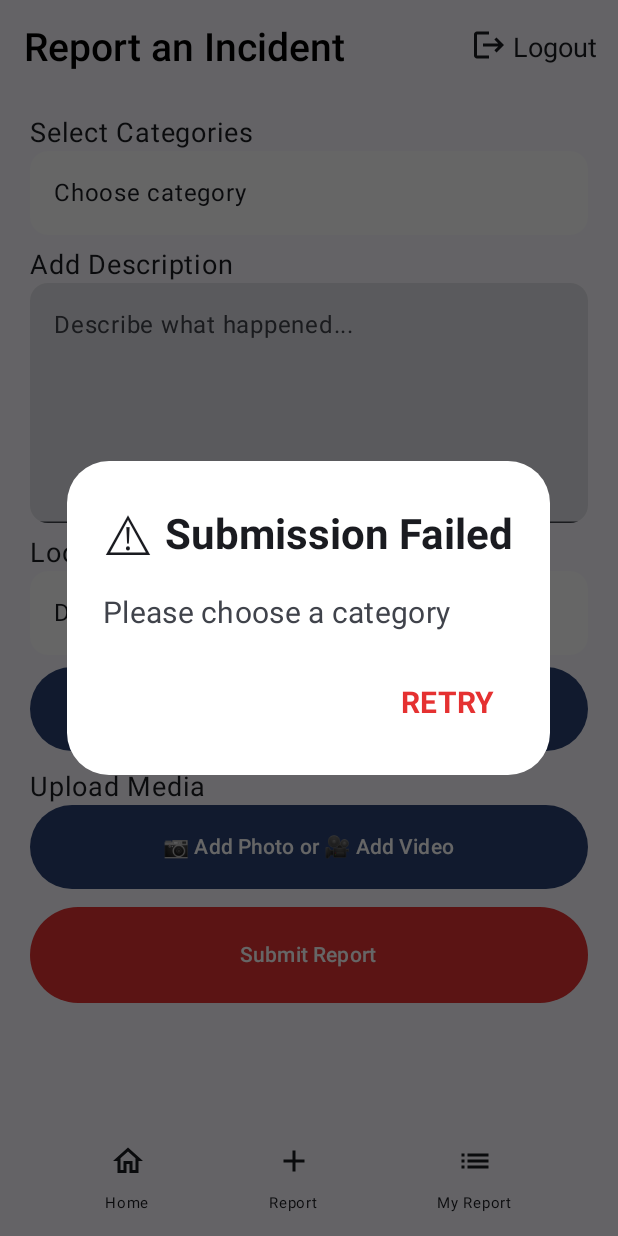
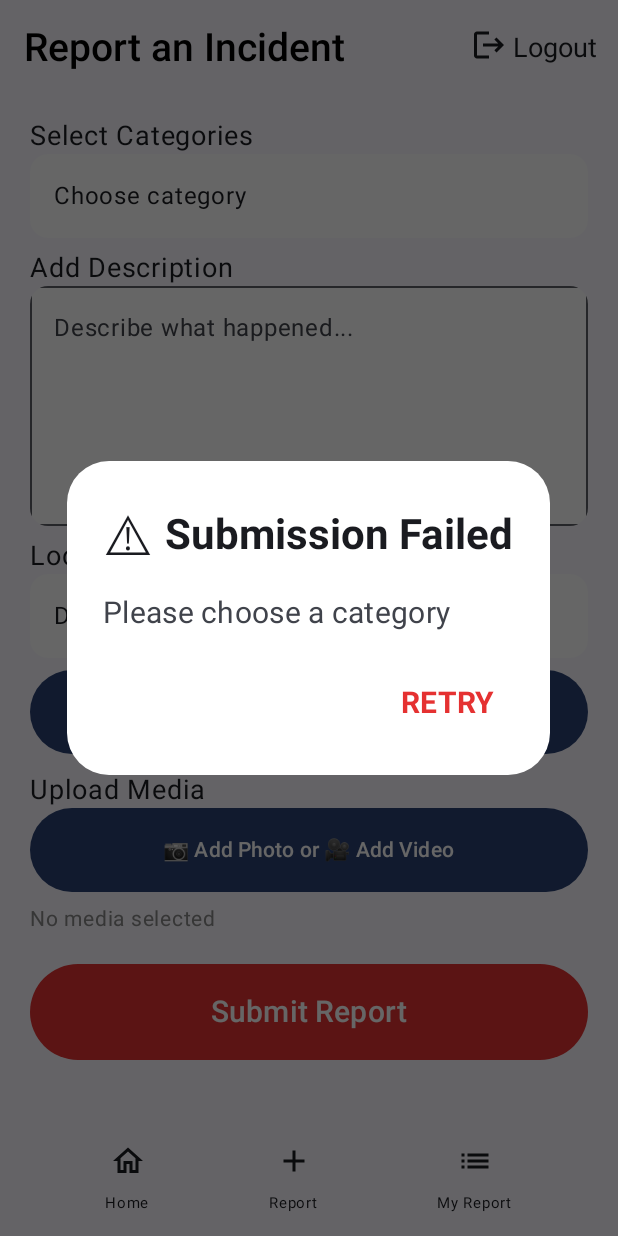
Before and after one commit to DevDewangan16/CrimeWatch, an Android app built with Jetpack Compose: the ReportScreen screen opened through its navigation route, after a tap on "Submit Report", on a phone screen of 412 x 824 dp. Run offline under Robolectric (Android 15) with nearby library versions, the phone set to English and light mode, and no system bars; our stand-ins replace Firebase (no records; nobody signed in at launch, a user with empty details on screens opened directly); network calls fail; pictures from the network do not load; 2 other taps on this screen came first.

Commit message:
Fixes the issues.

```diff
--- a/app/src/main/java/com/example/crimewatch/ui/CrimeViewModel.kt
+++ b/app/src/main/java/com/example/crimewatch/ui/CrimeViewModel.kt
@@ -1,3 +1,4 @@
+// CrimeViewModel.kt
 package com.example.crimewatch.ui
 
 import android.app.Application
@@ -17,10 +18,7 @@ import kotlinx.coroutines.flow.MutableStateFlow
 import kotlinx.coroutines.flow.StateFlow
 import kotlinx.coroutines.launch
 import kotlinx.coroutines.withContext
-import kotlinx.coroutines.withContext
 import java.util.UUID
-
-
 
 data class AuthState(
     val isLoading: Boolean = false,
@@ -28,69 +26,74 @@ data class AuthState(
     val uid: String? = null,
     val error: String? = null
 )
-class CrimeViewModel(application: Application):AndroidViewModel(application){
+
+class CrimeViewModel(application: Application) : AndroidViewModel(application) {
 
     private val auth: FirebaseAuth = FirebaseAuth.getInstance()
+    private val context = application.applicationContext
 
-    // internal mutable flow holding the FirebaseUser (or null)
-    private val _user = MutableStateFlow<FirebaseUser?>(null)
+    // Supabase client + repo (keep your values)
+    private val supabaseApi: SupabaseApi = SupabaseClient.create(
+        "https://ljwkisfjnukggmeldetk.supabase.co",
+        "eyJhbGciOiJIUzI1NiIsInR5cCI6IkpXVCJ9.eyJpc3MiOiJzdXBhYmFzZSIsInJlZiI6Imxqd2tpc2ZqbnVrZ2dtZWxkZXRrIiwicm9sZSI6ImFub24iLCJpYXQiOjE3NjQxNzkwMjksImV4cCI6MjA3OTc1NTAyOX0.fQ3MbCecydRTT24z3qCGwNYmMqq0OXZvlvmx_KeWNhY"
+    )
 
-    // expose as read-only StateFlow
+    private val repository = SupabaseRepository(
+        supabaseApi,
+        "https://ljwkisfjnukggmeldetk.supabase.co/",
+        "eyJhbGciOiJIUzI1NiIsInR5cCI6IkpXVCJ9.eyJpc3MiOiJzdXBhYmFzZSIsInJlZiI6Imxqd2tpc2ZqbnVrZ2dtZWxkZXRrIiwicm9sZSI6ImFub24iLCJpYXQiOjE3NjQxNzkwMjksImV4cCI6MjA3OTc1NTAyOX0.fQ3MbCecydRTT24z3qCGwNYmMqq0OXZvlvmx_KeWNhY",
+        "reports"
+    )
+
+    // user state
+    private val _user = MutableStateFlow<FirebaseUser?>(auth.currentUser)
     val user: StateFlow<FirebaseUser?> = _user
 
     private val _authState = MutableStateFlow(AuthState())
     val authState: StateFlow<AuthState> = _authState
 
-    private val _logoutClicked=MutableStateFlow(false)
-    val logoutClicked:MutableStateFlow<Boolean>get() = _logoutClicked
+    private val _logoutClicked = MutableStateFlow(false)
+    val logoutClicked: MutableStateFlow<Boolean> get() = _logoutClicked
 
-    // report form fields (exposed as state flows)
+    // Report form state
     val selectedCategory = MutableStateFlow<String?>(null)
     val description = MutableStateFlow("")
     val locationText = MutableStateFlow("Detected: (not set)")
-    val pickedMediaUrl = MutableStateFlow<String?>(null) // store media URL (after upload)
+    val pickedMediaUrl = MutableStateFlow<String?>(null) // public URL after upload
 
-    // submission status
+    // Upload / submit state
+    private val _isUploading = MutableStateFlow(false)
+    val isUploading: StateFlow<Boolean> = _isUploading
+
     private val _isSubmitting = MutableStateFlow(false)
     val isSubmitting: StateFlow<Boolean> = _isSubmitting
 
-    private val _submitResult = MutableStateFlow<String?>(null) // success message or error
+    private val _submitResult = MutableStateFlow<String?>(null) // "success" or error message
     val submitResult: StateFlow<String?> = _submitResult
 
-    private val context = application.applicationContext
-
-    // Supabase client + repo
-    private val supabaseApi: SupabaseApi = SupabaseClient.create("https://ljwkisfjnukggmeldetk.supabase.co", "eyJhbGciOiJIUzI1NiIsInR5cCI6IkpXVCJ9.eyJpc3MiOiJzdXBhYmFzZSIsInJlZiI6Imxqd2tpc2ZqbnVrZ2dtZWxkZXRrIiwicm9sZSI6ImFub24iLCJpYXQiOjE3NjQxNzkwMjksImV4cCI6MjA3OTc1NTAyOX0.fQ3MbCecydRTT24z3qCGwNYmMqq0OXZvlvmx_KeWNhY")
-    private val repository = SupabaseRepository(
-        supabaseApi,
-        "https://ljwkisfjnukggmeldetk.supabase.co/",
-         "eyJhbGciOiJIUzI1NiIsInR5cCI6IkpXVCJ9.eyJpc3MiOiJzdXBhYmFzZSIsInJlZiI6Imxqd2tpc2ZqbnVrZ2dtZWxkZXRrIiwicm9sZSI6ImFub24iLCJpYXQiOjE3NjQxNzkwMjksImV4cCI6MjA3OTc1NTAyOX0.fQ3MbCecydRTT24z3qCGwNYmMqq0OXZvlvmx_KeWNhY",
-        "reports"
-    )
-
     init {
-        // initialize from FirebaseAuth current user (may be null)
+        // initial user
         _user.value = auth.currentUser
     }
 
-    // helper to update user (call this after sign-in / sign-out)
     fun setUser(user: FirebaseUser?) {
         _user.value = user
     }
 
-    fun setLogoutStatus(
-        logoutStatus:Boolean
-    ){
-        _logoutClicked.value=logoutStatus
+    fun setLogoutStatus(logoutStatus: Boolean) {
+        _logoutClicked.value = logoutStatus
     }
 
+    fun signOut() {
+        auth.signOut()
+        _user.value = null
+    }
 
     fun firebaseAuthWithGoogle(idToken: String, onResult: (Boolean, String?) -> Unit) {
         val credential = GoogleAuthProvider.getCredential(idToken, null)
-        _user.value = null // optional: show loading via separate flow if you have one
+        _user.value = null
         auth.signInWithCredential(credential).addOnCompleteListener { task ->
             if (task.isSuccessful) {
-                // update the user flow with the current user
                 _user.value = auth.currentUser
                 onResult(true, null)
             } else {
@@ -99,57 +102,98 @@ class CrimeViewModel(application: Application):AndroidViewModel(application){
         }
     }
 
-    fun signOut() {
-        auth.signOut()
-        _user.value = null
+    private fun getFileExtension(uriString: String): String {
+        return uriString.substringAfterLast('.', "jpg")
+    }
+
+    private fun getFileExtension(uri: android.net.Uri): String? {
+        val cr = context.contentResolver
+        val type = cr.getType(uri) ?: return null
+        return when {
+            type.contains("jpeg", true) -> "jpg"
+            type.contains("png", true) -> "png"
+            type.contains("webp", true) -> "webp"
+            type.contains("gif", true) -> "gif"
+            type.contains("mp4", true) -> "mp4"
+            else -> type.substringAfterLast('/', "bin")
+        }
     }
 
     /**
-     * Upload media from a Uri. This runs in IO dispatcher and sets pickedMediaUrl to public URL.
-     * Returns true on success, false on failure.
+     * Upload media only. Does NOT submit the report.
+     * Sets pickedMediaUrl on success and updates isUploading state.
      */
-
-    fun uploadThenSubmit(uri: Uri) {
+    fun uploadMediaOnly(uri: Uri, onComplete: ((Boolean, String?) -> Unit)? = null) {
         viewModelScope.launch {
             try {
-                _isSubmitting.value = true
+                _isUploading.value = true
                 _submitResult.value = null
 
-                // 1) upload and get public URL (IO)
                 val publicUrl = withContext(Dispatchers.IO) {
-                    // open stream and call repository.uploadMedia
                     val cr = context.contentResolver
                     cr.openInputStream(uri)?.use { input ->
-                        val ext = getFileExtension(uri) ?: "bin"
+                        val ext = getFileExtension(uri) ?: "jpg"
                         val fileName = "report_${System.currentTimeMillis()}_${UUID.randomUUID()}.$ext"
-                        repository.uploadMedia(context, input, fileName) // blocks, returns public url
+                        repository.uploadMedia(context, input, fileName)
                     } ?: throw Exception("Cannot open input stream")
                 }
 
-                // set it in VM state
                 pickedMediaUrl.value = publicUrl
+                onComplete?.invoke(true, publicUrl)
+            } catch (e: Exception) {
+                Log.e("CrimeVM", "uploadMediaOnly error", e)
+                _submitResult.value = "Media upload error: ${e.message}"
+                onComplete?.invoke(false, e.message)
+            } finally {
+                _isUploading.value = false
+            }
+        }
+    }
 
-                // 2) validate and insert report
-                val uid = auth.currentUser?.uid ?: throw Exception("User not signed in")
-                val category = selectedCategory.value ?: throw Exception("Choose category")
-                val desc = description.value.trim()
-                if (desc.isBlank()) throw Exception("Add description")
+    /**
+     * Submit report. Expects pickedMediaUrl to be set if media was uploaded.
+     */
+    fun submitReport() {
+        viewModelScope.launch {
+            // basic validation
+            if (selectedCategory.value.isNullOrBlank()) {
+                _submitResult.value = "Please choose a category"
+                return@launch
+            }
+            if (description.value.isBlank()) {
+                _submitResult.value = "Please add a description"
+                return@launch
+            }
+            if (_isUploading.value) {
+                _submitResult.value = "Image is still uploading — please wait"
+                return@launch
+            }
+            val uid = auth.currentUser?.uid
+            if (uid == null) {
+                _submitResult.value = "User not signed in"
+                return@launch
+            }
 
+            _isSubmitting.value = true
+            _submitResult.value = null
+
+            try {
                 val req = InsertReportRequest(
                     user_id = uid,
-                    category = category,
-                    description = desc,
+                    category = selectedCategory.value,
+                    description = description.value.trim(),
                     location = locationText.value,
-                    media_url = publicUrl,
+                    media_url = pickedMediaUrl.value,
                     verified = false
                 )
 
-                val inserted = withContext(Dispatchers.IO) {
-                    repository.insertReport(req) // returns map
+                withContext(Dispatchers.IO) {
+                    repository.insertReport(req) // may throw
                 }
 
                 _submitResult.value = "success"
             } catch (e: Exception) {
+                Log.e("CrimeVM", "submitReport error", e)
                 _submitResult.value = e.localizedMessage ?: "Submit failed"
             } finally {
                 _isSubmitting.value = false
@@ -157,73 +201,8 @@ class CrimeViewModel(application: Application):AndroidViewModel(application){
         }
     }
 
-    private fun getFileExtension(uri: Uri): String? {
-        val cr = context.contentResolver
-        val type = cr.getType(uri) ?: return null
-        return when {
-            type.contains("jpeg") -> "jpg"
-            type.contains("png") -> "png"
-            type.contains("webp") -> "webp"
-            type.contains("gif") -> "gif"
-            type.contains("mp4") -> "mp4"
-            else -> type.substringAfterLast('/', "bin")
-        }
+    /** Reset submitResult so dialogs don't reappear */
+    fun resetSubmitResult() {
+        _submitResult.value = null
     }
-
-    /**
-     * Submit report to Supabase (expects pickedMediaUrl to already be set if media included)
-     */
-    fun submitReport(useExistingMediaUrl: Boolean = true) {
-        val uid = auth.currentUser?.uid
-        if (uid == null) {
-            _submitResult.value = "User not signed in"
-            return
-        }
-
-        val cat = selectedCategory.value
-        val desc = description.value.trim()
-        val loc = locationText.value
-        val media = pickedMediaUrl.value // IMPORTANT: set this (manual test) or by upload logic
-
-        if (cat.isNullOrBlank()) {
-            _submitResult.value = "Please choose a category"
-            return
-        }
-        if (desc.isBlank()) {
-            _submitResult.value = "Please add a description"
-            return
-        }
-        if (!useExistingMediaUrl && media.isNullOrBlank()) {
-            _submitResult.value = "Please upload image first"
-            return
-        }
-
-        viewModelScope.launch {
-            try {
-                _isSubmitting.value = true
-                _submitResult.value = null
-
-                val req = InsertReportRequest(
-                    user_id = uid,
-                    category = cat,
-                    description = desc,
-                    location = loc,
-                    media_url = media,
-                    verified = false
-                )
-
-                val inserted = withContext(Dispatchers.IO) {
-                    repository.insertReport(req)
-                }
-                // success
-                _submitResult.value = "success"
-            } catch (e: Exception) {
-                _submitResult.value = e.localizedMessage ?: "Submit failed"
-                Log.e("CrimeVM", "submitReport error", e)
-            } finally {
-                _isSubmitting.value = false
-            }
-        }
-    }
-
 }
--- a/app/src/main/java/com/example/crimewatch/ui/ReportScreen.kt
+++ b/app/src/main/java/com/example/crimewatch/ui/ReportScreen.kt
@@ -5,60 +5,20 @@ import android.net.Uri
 import androidx.activity.compose.rememberLauncherForActivityResult
 import androidx.activity.result.contract.ActivityResultContracts
 import androidx.compose.foundation.background
-import androidx.compose.foundation.border
 import androidx.compose.foundation.clickable
-import androidx.compose.foundation.layout.Arrangement
-import androidx.compose.foundation.layout.Box
-import androidx.compose.foundation.layout.Column
-import androidx.compose.foundation.layout.Row
-import androidx.compose.foundation.layout.Spacer
-import androidx.compose.foundation.layout.fillMaxWidth
-import androidx.compose.foundation.layout.height
-import androidx.compose.foundation.layout.padding
-import androidx.compose.foundation.layout.size
+import androidx.compose.foundation.layout.*
 import androidx.compose.foundation.rememberScrollState
+import androidx.compose.foundation.shape.RoundedCornerShape
 import androidx.compose.foundation.verticalScroll
-import androidx.compose.foundation.shape.RoundedCornerShape
-import androidx.compose.material3.AlertDialog
-import androidx.compose.material3.ButtonDefaults
-import androidx.compose.material3.CircularProgressIndicator
-import androidx.compose.material3.ExperimentalMaterial3Api
-import androidx.compose.material3.Scaffold
-import androidx.compose.material3.Text
-import androidx.compose.material3.Button
-import androidx.compose.material3.TextButton
-import androidx.compose.material3.TextField
-import androidx.compose.material3.TextFieldDefaults
-import androidx.compose.runtime.Composable
-import androidx.compose.runtime.LaunchedEffect
-import androidx.compose.runtime.getValue
-import androidx.compose.runtime.rememberCoroutineScope
-import androidx.compose.runtime.mutableStateOf
-import androidx.compose.runtime.remember
-import androidx.compose.runtime.setValue
+import androidx.compose.material3.*
+import androidx.compose.runtime.*
 import androidx.compose.ui.Alignment
 import androidx.compose.ui.Modifier
+import androidx.compose.ui.draw.clip
 import androidx.compose.ui.graphics.Color
-import androidx.compose.ui.draw.clip
-import androidx.compose.ui.platform.LocalContext
-import androidx.compose.ui.text.font.FontWeight
 import androidx.compose.ui.unit.dp
 import androidx.compose.ui.unit.sp
-import androidx.compose.foundation.layout.navigationBarsPadding
-import androidx.compose.runtime.collectAsState
 import androidx.navigation.NavHostController
-import kotlinx.coroutines.launch
-
-/**
- * ReportScreen (ViewModel-driven)
- *
- * - Binds to CrimeViewModel state flows
- * - Calls crimeViewModel.submitReport() to push data (e.g., to Supabase)
- * - Shows success / failure dialogs based on crimeViewModel.submitResult
- *
- * Note: Replace media picking placeholder behavior by uploading to Supabase Storage
- * and setting the returned public URL into crimeViewModel.pickedMediaUrl.value
- */
 
 @OptIn(ExperimentalMaterial3Api::class)
 @Composable
@@ -71,41 +31,34 @@ fun ReportScreen(
     val description by crimeViewModel.description.collectAsState()
     val locationText by crimeViewModel.locationText.collectAsState()
     val pickedMediaUrl by crimeViewModel.pickedMediaUrl.collectAsState()
+    val isUploading by crimeViewModel.isUploading.collectAsState()
     val isSubmitting by crimeViewModel.isSubmitting.collectAsState()
     val submitResult by crimeViewModel.submitResult.collectAsState()
-
-    val context = LocalContext.current
-    val scope = rememberCoroutineScope()
 
     var showCategoryDialog by remember { mutableStateOf(false) }
     var showSuccessDialog by remember { mutableStateOf(false) }
     var showFailureDialog by remember { mutableStateOf(false) }
 
-    // media picker
+    // Media picker: upload only (no auto-submit)
     val mediaPicker = rememberLauncherForActivityResult(ActivityResultContracts.GetContent()) { uri: Uri? ->
-        if (uri != null) {
-            // upload and set pickedMediaUrl in viewModel
-            crimeViewModel.uploadThenSubmit(uri)
+        uri?.let {
+            crimeViewModel.uploadMediaOnly(it)
         }
     }
 
-    // react to submitResult
+    // React to submitResult changes (trigger dialogs)
     LaunchedEffect(submitResult) {
         when (submitResult) {
-            null -> {}
-            "success" -> {
-                showSuccessDialog = true
-            }
-            else -> {
-                showFailureDialog = true
-            }
+            null -> { /* nothing */ }
+            "success" -> showSuccessDialog = true
+            else -> showFailureDialog = true
         }
     }
 
-    Scaffold { inner ->
+    Scaffold { innerPadding ->
         Column(
             modifier = Modifier
-                .padding(inner)
+                .padding(innerPadding)
                 .padding(horizontal = 20.dp, vertical = 12.dp)
                 .verticalScroll(rememberScrollState())
                 .fillMaxWidth()
@@ -113,7 +66,7 @@ fun ReportScreen(
             Text(text = "Report an Incident", fontSize = 26.sp)
             Text(text = "Help your community by reporting what you see.", fontSize = 16.sp)
 
-            Spacer(modifier = Modifier.height(10.dp))
+            Spacer(modifier = Modifier.height(12.dp))
 
             Text(text = "Select Categories", fontSize = 18.sp)
             Box(
@@ -129,8 +82,9 @@ fun ReportScreen(
             }
 
             Spacer(modifier = Modifier.height(8.dp))
+
             Text(text = "Add Description", fontSize = 18.sp)
-            TextField(
+            OutlinedTextField(
                 value = description,
                 onValueChange = { crimeViewModel.description.value = it },
                 placeholder = { Text("Describe what happened...") },
@@ -142,6 +96,7 @@ fun ReportScreen(
             )
 
             Spacer(modifier = Modifier.height(8.dp))
+
             Text(text = "Location", fontSize = 18.sp)
             Box(
                 modifier = Modifier
@@ -155,37 +110,67 @@ fun ReportScreen(
             }
 
             Spacer(modifier = Modifier.height(8.dp))
-            Button(onClick = { crimeViewModel.locationText.value = "Detected: Near Central Park" }, modifier = Modifier.fillMaxWidth().height(56.dp)) {
+            Button(
+                onClick = { crimeViewModel.locationText.value = "Detected: Near Central Park" },
+                modifier = Modifier.fillMaxWidth().height(56.dp)
+            ) {
                 Text("Choose your Location")
             }
 
             Spacer(modifier = Modifier.height(12.dp))
+
             Text(text = "Upload Media", fontSize = 18.sp)
-            Button(onClick = { mediaPicker.launch("*/*") }, modifier = Modifier.fillMaxWidth().height(56.dp)) {
+            Button(
+                onClick = { mediaPicker.launch("*/*") },
+                modifier = Modifier.fillMaxWidth().height(56.dp)
+            ) {
                 Text("\uD83D\uDCF7 Add Photo or \uD83C\uDFA5 Add Video")
             }
-            pickedMediaUrl?.let { url ->
-                Text(text = "Selected: ${url.substringAfterLast('/')}", fontSize = 12.sp, color = Color.Gray)
+
+            Spacer(modifier = Modifier.height(6.dp))
+
+            // Upload status / selected file name
+            when {
+                isUploading -> Text("Uploading media…", color = Color.Gray, fontSize = 14.sp)
+                pickedMediaUrl != null -> Text("Selected: ${pickedMediaUrl!!.substringAfterLast('/')}", color = Color.Gray, fontSize = 14.sp)
+                else -> Text("No media selected", color = Color.Gray, fontSize = 14.sp)
             }
 
-            Spacer(modifier = Modifier.height(12.dp))
-            Button(onClick = { crimeViewModel.submitReport() }, modifier = Modifier.fillMaxWidth().height(64.dp), colors = ButtonDefaults.buttonColors(containerColor = Color(0xFFE53131))) {
-                if (isSubmitting) CircularProgressIndicator(color = Color.White, modifier = Modifier.size(20.dp))
-                else Text("Submit Report", color = Color.White)
+            Spacer(modifier = Modifier.height(18.dp))
+
+            // Submit button: disabled during upload or submit
+            Button(
+                onClick = { crimeViewModel.submitReport() },
+                modifier = Modifier
+                    .fillMaxWidth()
+                    .height(64.dp),
+                enabled = !isUploading && !isSubmitting,
+                colors = ButtonDefaults.buttonColors(containerColor = Color(0xFFE53131))
+            ) {
+                when {
+                    isUploading -> CircularProgressIndicator(color = Color.White, modifier = Modifier.size(20.dp))
+                    isSubmitting -> CircularProgressIndicator(color = Color.White, modifier = Modifier.size(20.dp))
+                    else -> Text("Submit Report", fontSize = 20.sp, color = Color.White)
+                }
             }
 
             Spacer(modifier = Modifier.height(88.dp))
         }
     }
 
+    // Category dialog
     if (showCategoryDialog) {
-        CategorySelectionDialog(categories = listOf("Municipal Complaints","Theft","Accident","Harassment","Vandalism","Other"),
+        CategorySelectionDialog(
+            categories = listOf("Municipal Complaints", "Theft", "Accident", "Harassment", "Vandalism", "Other"),
             onSelect = {
                 crimeViewModel.selectedCategory.value = it
                 showCategoryDialog = false
-            }, onDismiss = { showCategoryDialog = false })
+            },
+            onDismiss = { showCategoryDialog = false }
+        )
     }
 
+    // Success dialog (pressing OK resets submitResult and navigates home)
     if (showSuccessDialog) {
         FullScreenMessageDialog(
             titleEmoji = "\u2705",
@@ -198,6 +183,11 @@ fun ReportScreen(
                 crimeViewModel.selectedCategory.value = null
                 crimeViewModel.description.value = ""
                 crimeViewModel.pickedMediaUrl.value = null
+
+                // reset submit result so dialog does not reappear
+                crimeViewModel.resetSubmitResult()
+
+                // navigate home and clear backstack of Report (if applicable)
                 navHostController.navigate(CrimeAppScreen.Home.name) {
                     popUpTo(CrimeAppScreen.Report.name) { inclusive = true }
                 }
@@ -205,6 +195,7 @@ fun ReportScreen(
         )
     }
 
+    // Failure dialog
     if (showFailureDialog) {
         FullScreenMessageDialog(
             titleEmoji = "\u26A0",
@@ -213,12 +204,14 @@ fun ReportScreen(
             positiveLabel = "RETRY",
             onPositive = {
                 showFailureDialog = false
+                // clear error so dialog won't re-open
+                crimeViewModel.resetSubmitResult()
             }
         )
     }
 }
 
-/** Category dialog - same as your existing design */
+/** Category selection dialog */
 @Composable
 fun CategorySelectionDialog(
     categories: List<String>,
@@ -227,7 +220,7 @@ fun CategorySelectionDialog(
 ) {
     AlertDialog(
         onDismissRequest = { onDismiss() },
-        title = { Text("Categories", fontWeight = FontWeight.Bold) },
+        title = { Text("Categories", fontWeight = androidx.compose.ui.text.font.FontWeight.Bold) },
         text = {
             Column {
                 categories.forEach { cat ->
@@ -238,7 +231,7 @@ fun CategorySelectionDialog(
                             .padding(vertical = 10.dp)
                     ) {
                         Text(text = cat, fontSize = 22.sp, modifier = Modifier.padding(8.dp))
-                        androidx.compose.material3.Divider()
+                        Divider()
                     }
                 }
             }
@@ -250,7 +243,7 @@ fun CategorySelectionDialog(
     )
 }
 
-/** Full screen message dialog */
+/** Full screen message dialog (success / failure) */
 @Composable
 fun FullScreenMessageDialog(
     titleEmoji: String,
@@ -264,24 +257,16 @@ fun FullScreenMessageDialog(
         title = {
             Row(verticalAlignment = Alignment.CenterVertically) {
                 Text(text = titleEmoji, fontSize = 36.sp)
-                Spacer(modifier = androidx.compose.ui.Modifier.size(8.dp))
-                Text(text = title, fontSize = 28.sp, fontWeight = FontWeight.Bold)
+                Spacer(modifier = Modifier.width(8.dp))
+                Text(text = title, fontSize = 28.sp, fontWeight = androidx.compose.ui.text.font.FontWeight.Bold)
             }
         },
         text = { Text(text = message, fontSize = 20.sp) },
         confirmButton = {
             TextButton(onClick = onPositive) {
-                Text(text = positiveLabel, fontSize = 20.sp, color = Color(0xFFE53131), fontWeight = FontWeight.Bold)
+                Text(text = positiveLabel, fontSize = 20.sp, color = Color(0xFFE53131), fontWeight = androidx.compose.ui.text.font.FontWeight.Bold)
             }
         },
         containerColor = Color.White
     )
 }
-
-/** Rounded border modifier used in UI */
-fun Modifier.borderRounded(red: Boolean = false): Modifier {
-    val color = if (red) Color(0xFFE53131) else Color.Gray
-    return this
-        .clip(RoundedCornerShape(12.dp))
-        .border(width = 2.dp, color = color, shape = RoundedCornerShape(12.dp))
-}
```
